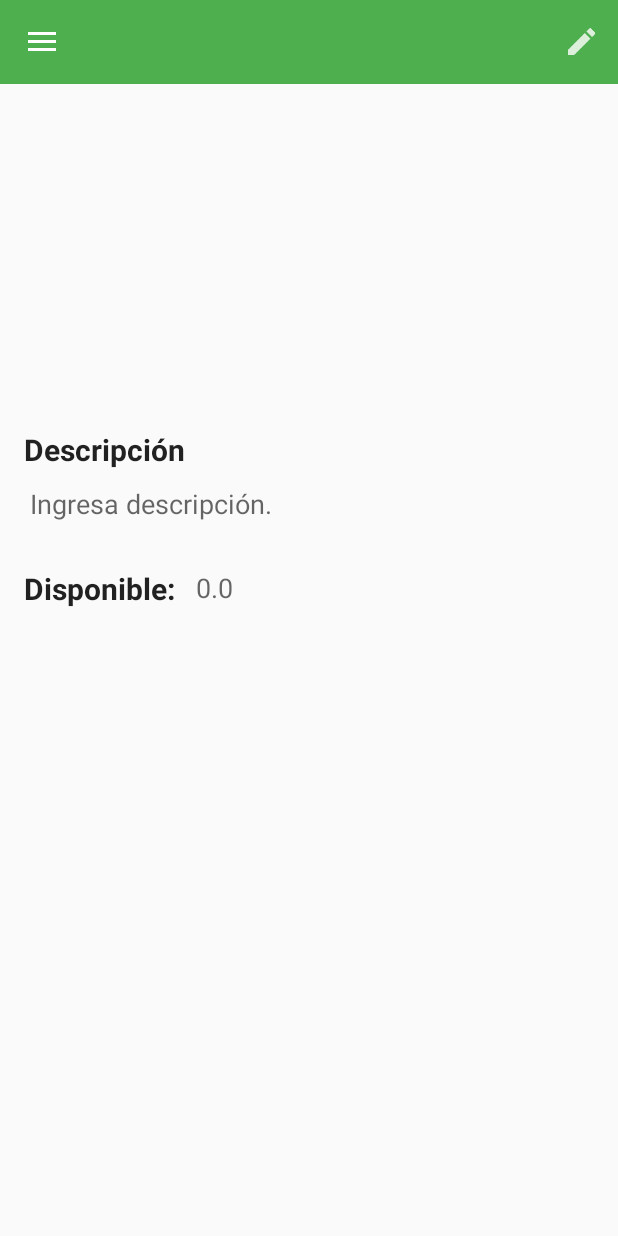
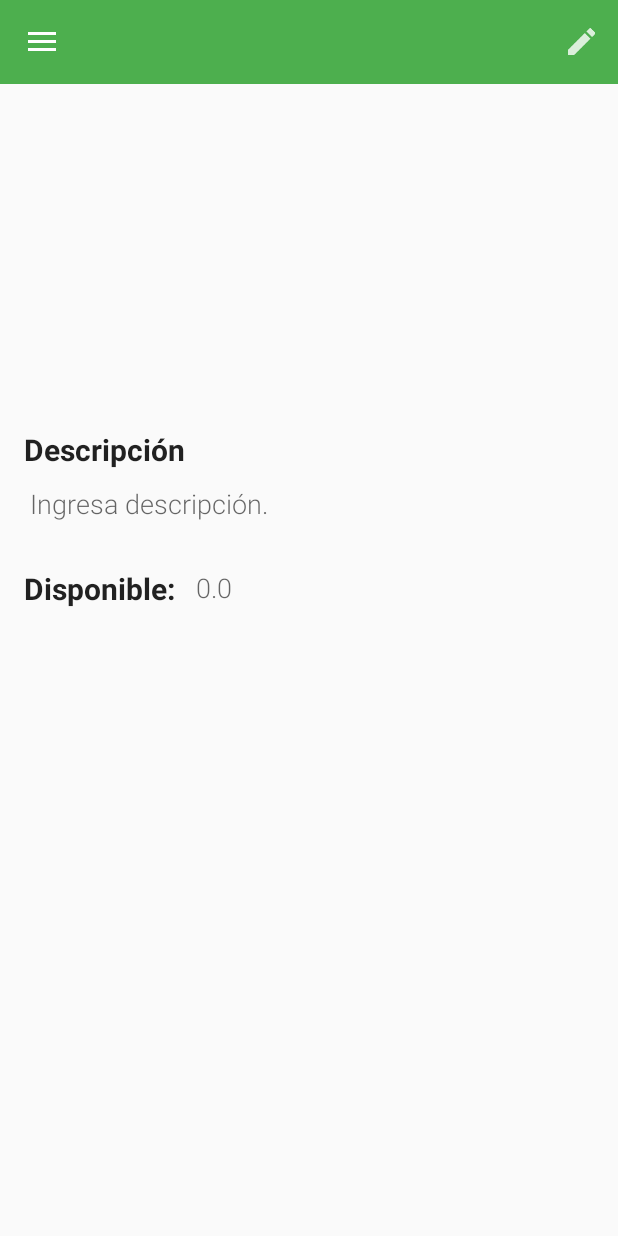
Before and after one commit to Andres0101/vivenatural, an Android app: the fragment VerProducto placed in its activity, on a phone screen of 412 x 824 dp. Run offline under Robolectric (Android 15) with nearby library versions, the phone set to English and light mode, and no system bars; libraries missing offline, so code that uses them is left out: com.firebase.client; 9 statements that could not run were skipped.

Commit message:
Change appearance and other stuffs in xml files

```diff
--- a/app/src/main/java/com/example/andres_bonilla/ensayo/activity/MainActivity.java
+++ b/app/src/main/java/com/example/andres_bonilla/ensayo/activity/MainActivity.java
@@ -159,7 +159,9 @@ public class MainActivity extends AppCompatActivity {
         });
 
         // Registro
-        ((Button) findViewById(R.id.registrarse)).setOnClickListener(new View.OnClickListener() {
+        Button registro = (Button) findViewById(R.id.registrarse);
+        registro.setTypeface(button);
+        registro.setOnClickListener(new View.OnClickListener() {
             public void onClick(View v) {
                 Intent intent = new Intent(MainActivity.this, Registro.class);
                 startActivity(intent);
--- a/app/src/main/java/com/example/andres_bonilla/ensayo/activity/fragmentsProductor/VerProducto.java
+++ b/app/src/main/java/com/example/andres_bonilla/ensayo/activity/fragmentsProductor/VerProducto.java
@@ -1,6 +1,7 @@
 package com.example.andres_bonilla.ensayo.activity.fragmentsProductor;
 
 import android.app.Activity;
+import android.graphics.Typeface;
 import android.support.v4.app.Fragment;
 import android.os.Bundle;
 import android.view.LayoutInflater;
@@ -10,6 +11,7 @@ import android.view.ViewGroup;
 import android.support.v7.widget.Toolbar;
 import android.widget.EditText;
 import android.widget.ImageView;
+import android.widget.TextView;
 
 import com.example.andres_bonilla.ensayo.R;
 import com.example.andres_bonilla.ensayo.activity.classes.Product;
@@ -33,6 +35,11 @@ public class VerProducto extends Fragment {
     private ImageView imagenProducto;
     private EditText descripcionProducto;
     private EditText cantidadDisponible;
+    private TextView textDescription;
+    private TextView textViewCantidadDisponible;
+
+    private Typeface editText;
+    private Typeface textView;
 
     public VerProducto() {
         // Required empty public constructor
@@ -52,6 +59,14 @@ public class VerProducto extends Fragment {
         rootView = inflater.inflate(R.layout.ver_productos, container, false);
         setHasOptionsMenu(true);
 
+        editText = Typeface.createFromAsset(
+                getActivity().getAssets(),
+                "fonts/Roboto-Light.ttf");
+
+        textView = Typeface.createFromAsset(
+                getActivity().getAssets(),
+                "fonts/Roboto-Bold.ttf");
+
         /*Toolbar toolbar = (Toolbar) rootView.findViewById(R.id.toolbar);
 
         //for crate home button
@@ -64,9 +79,16 @@ public class VerProducto extends Fragment {
         getActivity().setTitle(nombreDelProducto);
 
         imagenProducto = (ImageView) rootView.findViewById(R.id.imageProduct);
+        textDescription = (TextView) rootView.findViewById(R.id.textViewDescripcion);
+        textDescription.setTypeface(textView);
+        textViewCantidadDisponible = (TextView) rootView.findViewById(R.id.textViewCantidadDisponible);
+        textViewCantidadDisponible.setTypeface(textView);
+
         descripcionProducto = (EditText) rootView.findViewById(R.id.editTextDescriProduct);
+        descripcionProducto.setTypeface(editText);
         descripcionProducto.setBackground(null);
         cantidadDisponible = (EditText) rootView.findViewById(R.id.editTextCantidadDisponible);
+        cantidadDisponible.setTypeface(editText);
         cantidadDisponible.setBackground(null);
 
         // Lee los datos de los productos
--- a/app/src/main/res/layout/registro_activity.xml
+++ b/app/src/main/res/layout/registro_activity.xml
@@ -117,7 +117,8 @@
             android:id="@+id/checkProductor"
             android:onClick="selectItem"
             android:layout_marginTop="50dp"
-            android:layout_marginLeft="110dp" />
+            android:layout_marginLeft="110dp"
+            android:layout_marginStart="110dp"/>
 
     </RadioGroup>
 
```
Also changed, not shown: app/src/main/java/com/example/andres_bonilla/ensayo/activity/fragmentsProductor/ProductosFragment.java (+8 -0 lines), app/src/main/res/layout/productos_add.xml (+6 -3 lines).
